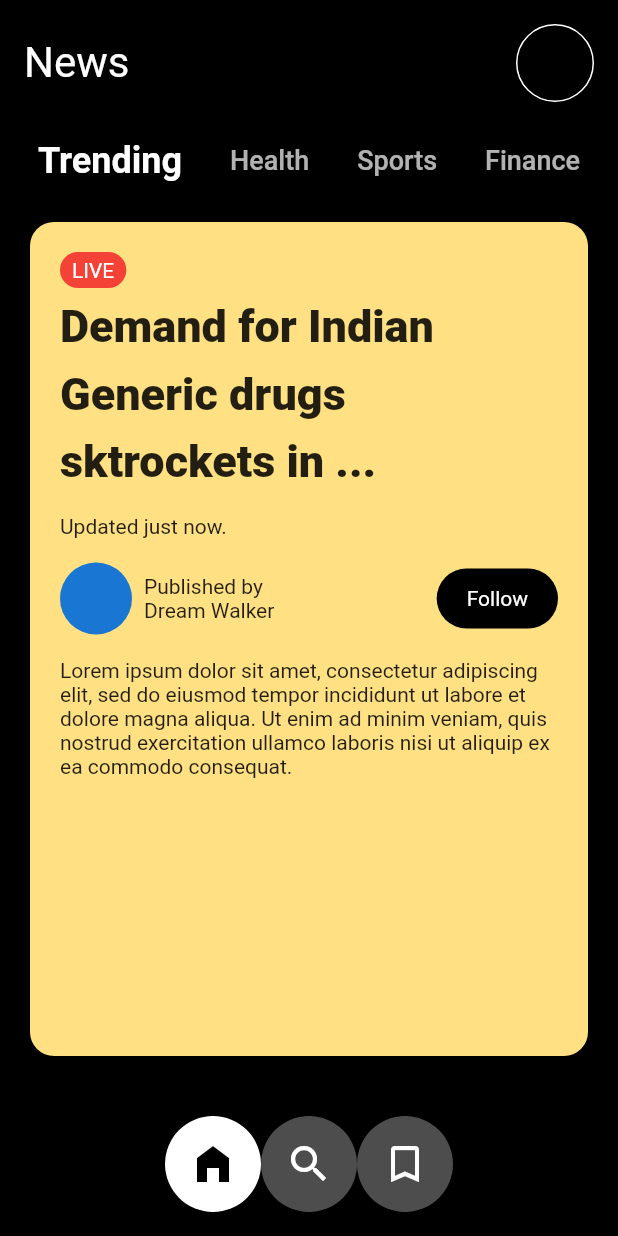
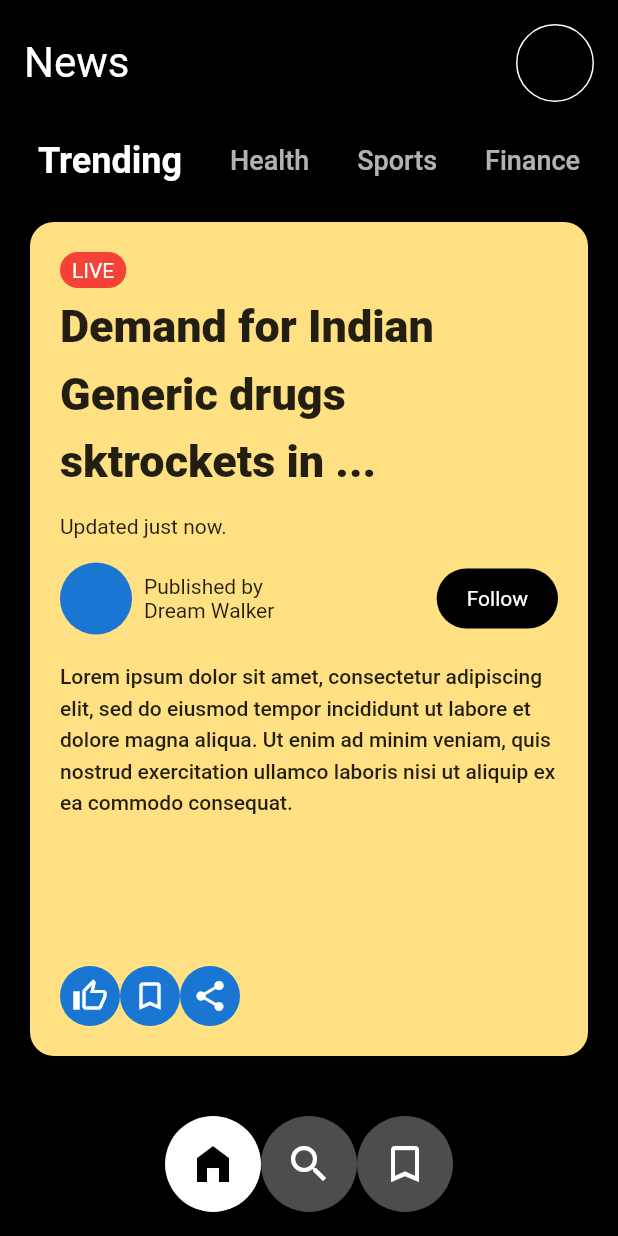
Before and after one commit to JAICHANGPARK/flutter_notebook_chapter_24, a Flutter app: the screen it shows after launch, on a phone screen of 412 x 824 dp. Run offline on Flutter 3.47's test engine with Material 2 defaults, Android fonts, the phone set to English and light mode, and no system bars; our stand-ins replace flutter_riverpod, freezed_annotation, go_router, google_fonts, ionicons, percent_indicator; missing offline and left inert: crypto_font_icons.

Commit message:
Update new_app_2_main_page.dart

```diff
--- a/lib/ep1399_news_app/view/new_app_2_main_page.dart
+++ b/lib/ep1399_news_app/view/new_app_2_main_page.dart
@@ -152,7 +152,26 @@ class _NewsApp2MainPageState extends State<NewsApp2MainPage> {
                                       ),
                                     ),
                                     Text(
-                                        "Lorem ipsum dolor sit amet, consectetur adipiscing elit, sed do eiusmod tempor incididunt ut labore et dolore magna aliqua. Ut enim ad minim veniam, quis nostrud exercitation ullamco laboris nisi ut aliquip ex ea commodo consequat."),
+                                      "Lorem ipsum dolor sit amet, consectetur adipiscing elit, sed do eiusmod tempor incididunt ut labore et dolore magna aliqua. Ut enim ad minim veniam, quis nostrud exercitation ullamco laboris nisi ut aliquip ex ea commodo consequat.",
+                                      style: TextStyle(
+                                        height: 1.5,
+                                        fontWeight: FontWeight.w500,
+                                      ),
+                                    ),
+                                    Spacer(),
+                                    Row(
+                                      children: [
+                                        CircleAvatar(
+                                          child: Icon(Icons.thumb_up_alt_outlined),
+                                        ),
+                                        CircleAvatar(
+                                          child: Icon(Icons.bookmark_border),
+                                        ),
+                                        CircleAvatar(
+                                          child: Icon(Icons.share),
+                                        ),
+                                      ],
+                                    )
                                   ],
                                 ),
                               ),
```
